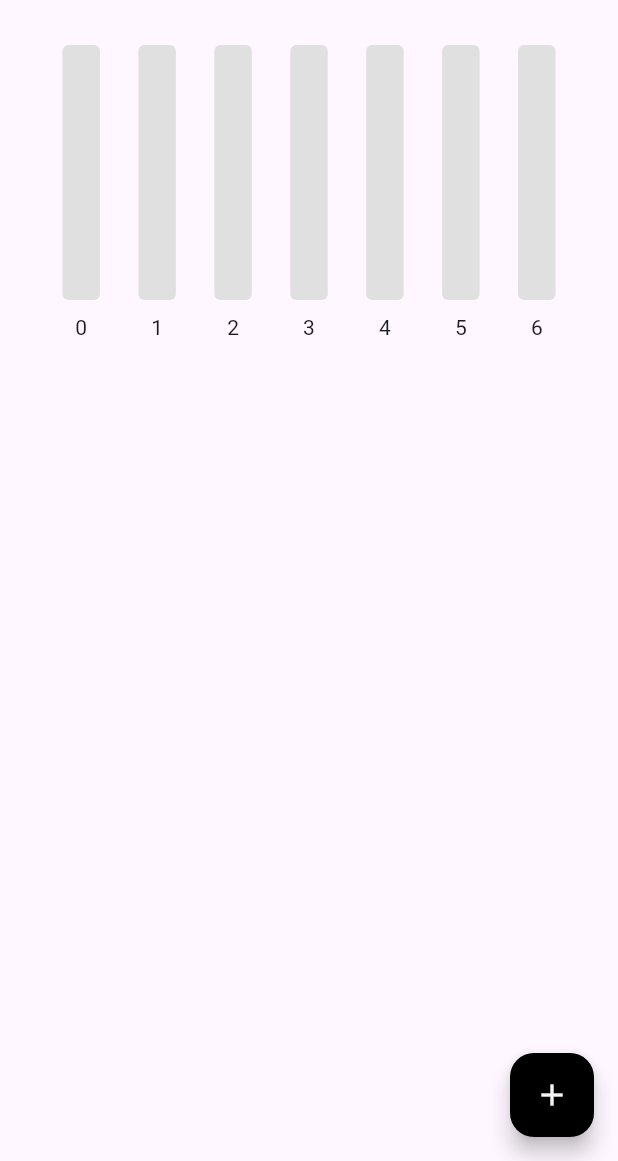
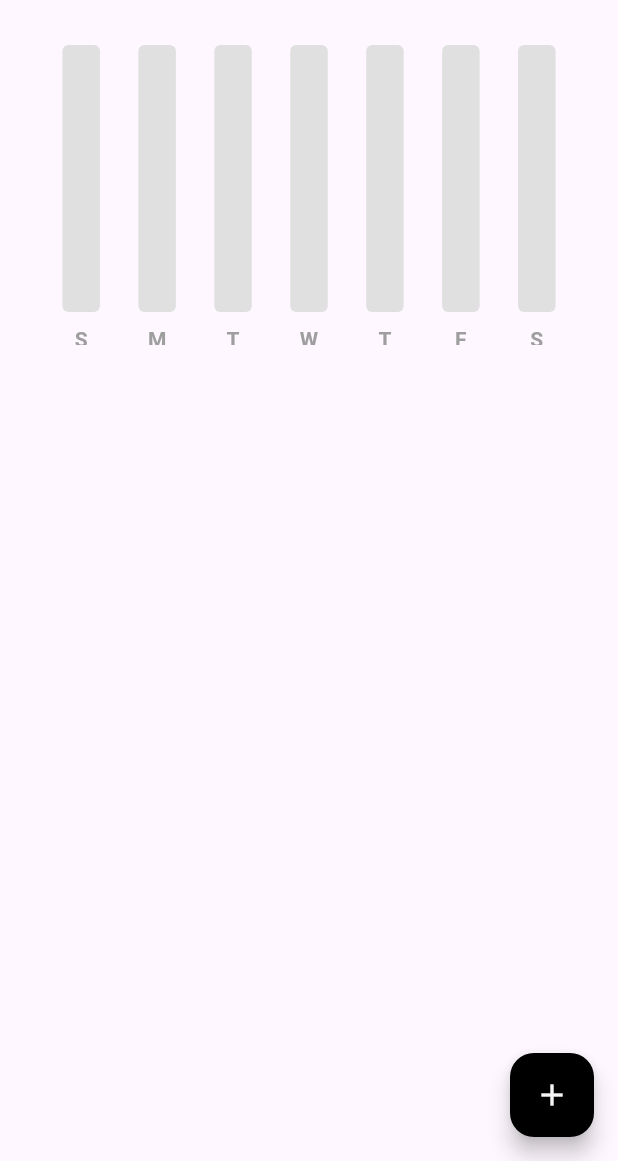
Before and after one commit to Hishamk99/expense-app, a Flutter app: the screen it shows after launch, on a phone screen of 412 x 824 dp, the part 75-1236 px from its top. Run offline on Flutter 3.47's test engine with Material 3 defaults, Android fonts, the phone set to English and light mode, and no system bars; drawn by our look-alikes of fl_chart; our stand-ins replace flutter_bloc, flutter_slidable.

Commit message:
get title widget at buttom

```diff
--- a/lib/widgets/bar_graph.dart
+++ b/lib/widgets/bar_graph.dart
@@ -1,4 +1,5 @@
 import 'package:expenses_app/bar%20graph/bar_data.dart';
+import 'package:expenses_app/widgets/get_buttom_tile.dart';
 import 'package:fl_chart/fl_chart.dart';
 import 'package:flutter/material.dart';
 
@@ -51,6 +52,12 @@ class BarGraph extends StatelessWidget {
             rightTitles: AxisTitles(
               sideTitles: SideTitles(showTitles: false),
             ),
+            bottomTitles: AxisTitles(
+              sideTitles: SideTitles(
+                showTitles: true,
+                getTitlesWidget: getButtomTile,
+              ),
+            ),
           ),
           barGroups: myBarData.barData
               .map(
--- /dev/null
+++ b/lib/widgets/get_buttom_tile.dart
@@ -0,0 +1,39 @@
+import 'package:fl_chart/fl_chart.dart';
+import 'package:flutter/material.dart';
+
+Widget getButtomTile(double value, TitleMeta meta) {
+  const style = TextStyle(
+    color: Colors.grey,
+    fontWeight: FontWeight.bold,
+    fontSize: 14,
+  );
+  Widget text;
+  switch (value) {
+    case 0:
+      text = const Text('S', style: style);
+      break;
+    case 1:
+      text = const Text('M', style: style);
+      break;
+    case 2:
+      text = const Text('T', style: style);
+      break;
+    case 3:
+      text = const Text('W', style: style);
+      break;
+    case 4:
+      text = const Text('T', style: style);
+      break;
+    case 5:
+      text = const Text('F', style: style);
+      break;
+
+    case 6:
+      text = const Text('S', style: style);
+      break;
+
+    default:
+      text = const Text('', style: style);
+  }
+  return SideTitleWidget(axisSide: meta.axisSide, child: text);
+}
```
